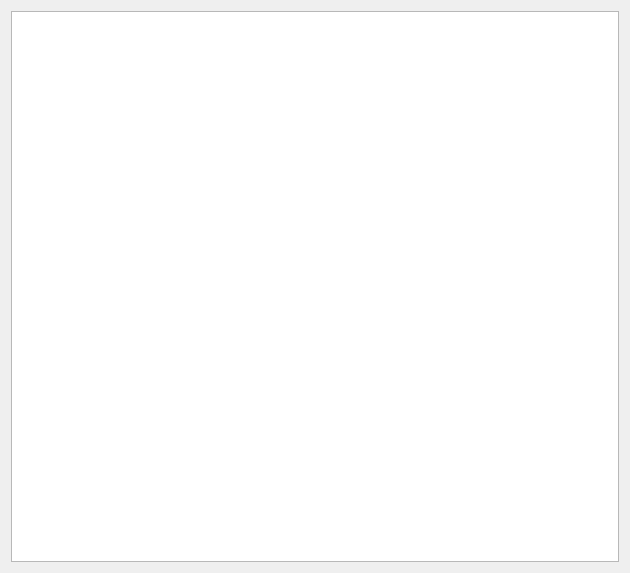
Qt form src/libkommitwidgets/widgets/reportwidget.ui (KDE/kommit) before a commit.
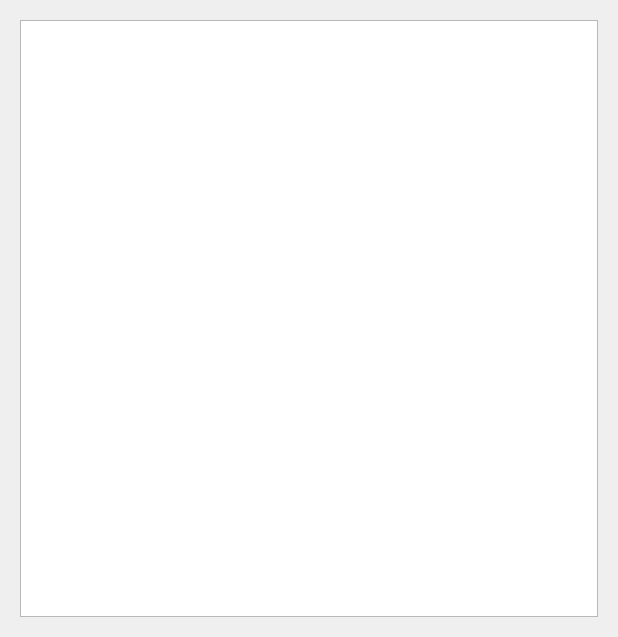
The same form after that commit.

What changed in the file:
```diff
--- a/src/libkommitwidgets/widgets/reportwidget.ui
+++ b/src/libkommitwidgets/widgets/reportwidget.ui
@@ -6,16 +6,27 @@
    <rect>
     <x>0</x>
     <y>0</y>
-    <width>630</width>
-    <height>573</height>
+    <width>618</width>
+    <height>637</height>
    </rect>
   </property>
   <property name="windowTitle">
    <string>Report</string>
   </property>
-  <layout class="QVBoxLayout" name="verticalLayout">
+  <layout class="QVBoxLayout" name="verticalLayout_2">
    <item>
-    <widget class="QTableView" name="tableView"/>
+    <widget class="QStackedWidget" name="stackedWidget">
+     <property name="currentIndex">
+      <number>0</number>
+     </property>
+     <widget class="QWidget" name="page">
+      <layout class="QVBoxLayout" name="verticalLayout">
+       <item>
+        <widget class="QTableWidget" name="tableWidget"/>
+       </item>
+      </layout>
+     </widget>
+    </widget>
    </item>
   </layout>
  </widget>
```
